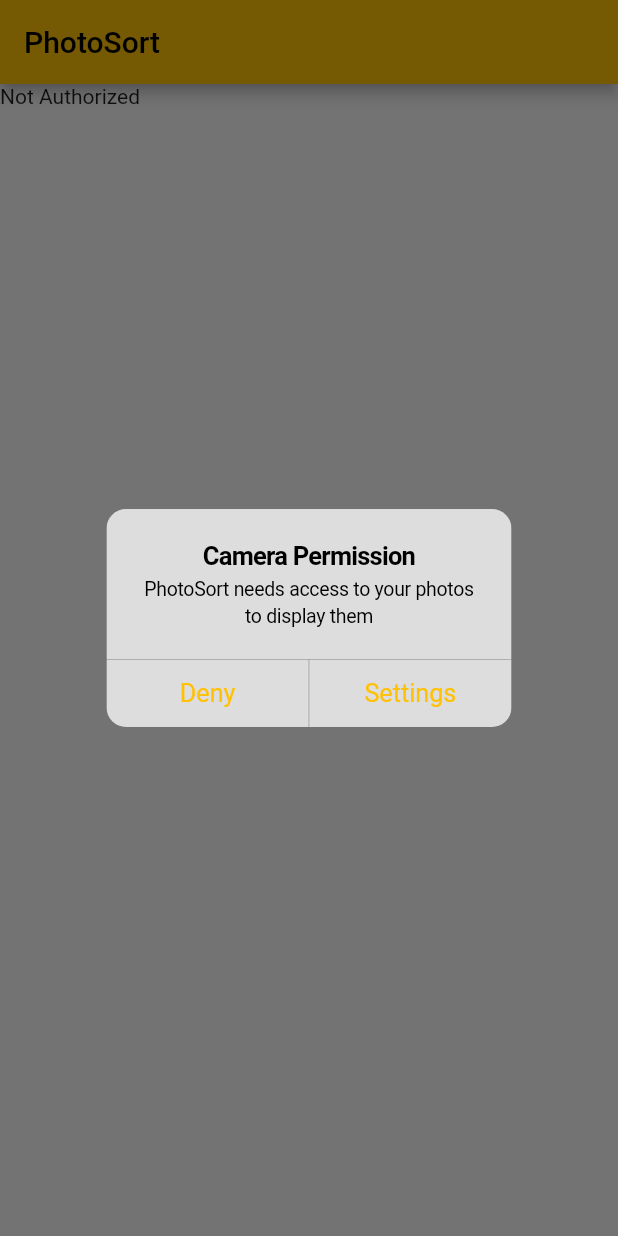
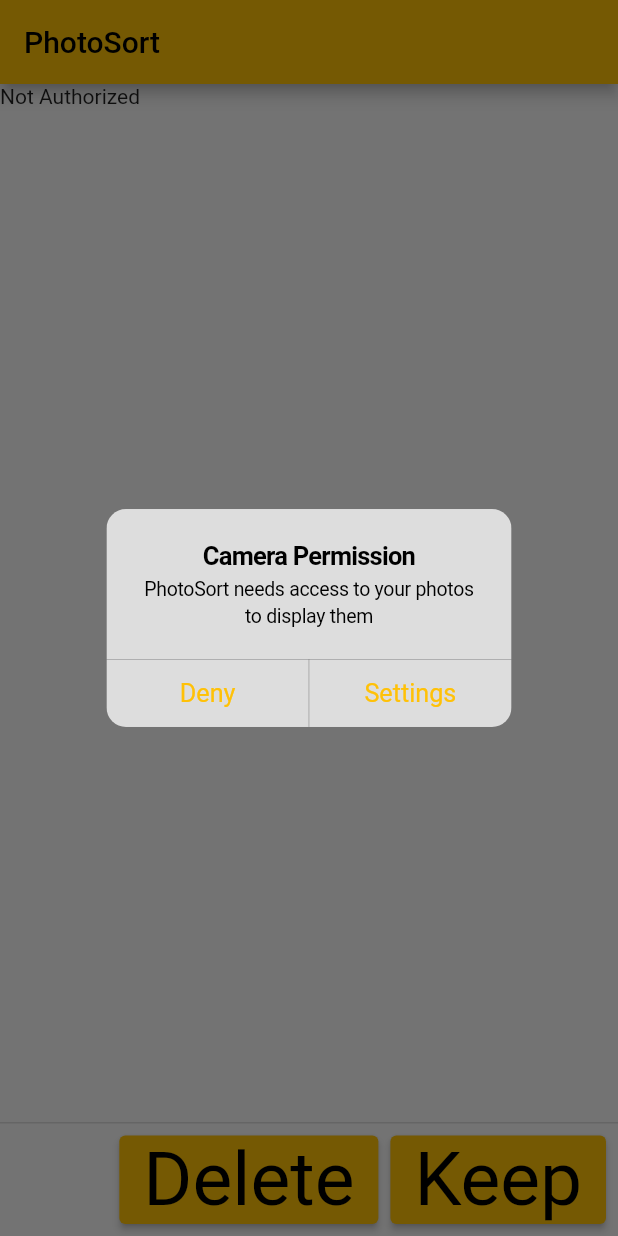
Before and after one commit to dustinstabinski/photosort, a Flutter app: the screen it shows after launch, on a phone screen of 412 x 824 dp. Run offline on Flutter 3.47's test engine with Material 2 defaults, Android fonts, the phone set to English and light mode, and no system bars; our stand-ins replace dio, image_gallery_saver, image_picker, permission_handler; missing offline and left inert: photo_manager.

Commit message:
added buttons

```diff
--- a/photosort/lib/main.dart
+++ b/photosort/lib/main.dart
@@ -1,3 +1,4 @@
+import './photo.dart';
 import 'dart:io';
 import 'package:dio/dio.dart';
 import 'package:flutter/material.dart';
@@ -19,99 +20,3 @@
         theme: ThemeData(primarySwatch: Colors.amber), home: Photo());
   }
 }
-
-class Photo extends StatefulWidget {
-  @override
-  PhotoState createState() => PhotoState();
-}
-
-class PhotoState extends State<Photo> {
-  int _index = 0;
-  int _test = 1;
-
-  @override
-  void initState() {
-    super.initState();
-    _index = 0;
-    _test = 1;
-  }
-
-  Widget build(BuildContext context) {
-    return Scaffold(
-        appBar: AppBar(title: Text("PhotoSort")),
-        body: FutureBuilder<bool>(
-          future: _requestPermission(Permission.photos),
-          builder: (context, snapshot) {
-            bool authorized = snapshot.data ?? false;
-            if (authorized) {
-              return _displayPhotoBuilder();
-            }
-            return Text("Not Authorized");
-          },
-        ));
-  }
-
-  FutureBuilder<Widget> _displayPhotoBuilder() {
-    return FutureBuilder<Widget>(
-        future: _displayPhoto(),
-        builder: (context, snapshot) {
-          return snapshot.data ?? Text("Loading");
-        });
-  }
-
-  Future<Widget> _displayPhoto() async {
-    List<AssetPathEntity> list = await PhotoManager.getAssetPathList();
-    // TODO: Verify that index 0 is Recents
-    List<AssetEntity> imageList = await list[0].assetList;
-    if (_index < imageList.length) {
-      AssetEntity image = imageList[_index];
-      File imageFile = (await image.file)!;
-      return GestureDetector(
-          onTap: () => setState(() {
-                _index++;
-              }),
-          child: Image.file(imageFile));
-    } else {
-      setState(() {
-        _index = 0;
-      });
-      return Text("No pictures found");
-    }
-  }
-
-  Future<bool> _requestPermission(Permission permission) async {
-    var result = await PhotoManager.requestPermissionExtend();
-    if (result == PermissionState.authorized) {
-      return true;
-    } else {
-      showDialog(
-          context: context,
-          builder: (BuildContext context) => CupertinoAlertDialog(
-                title: Text('Camera Permission'),
-                content: Text(
-                    'PhotoSort needs access to your photos to display them'),
-                actions: <Widget>[
-                  CupertinoDialogAction(
-                    child: Text('Deny'),
-                    onPressed: () => Navigator.of(context).pop(),
-                  ),
-                  CupertinoDialogAction(
-                    child: Text('Settings'),
-                    onPressed: () => openAppSettings(),
-                  ),
-                ],
-              ));
-      return false;
-    }
-    // if (await permission.isGranted) {
-    //   return true;
-    // } else {
-    //   var result = await permission.request();
-    //   if (result == PermissionStatus.granted) {
-    //     return true;
-    //   } else {
-    //
-    //   }
-    // }
-  }
-}
--- /dev/null
+++ b/photosort/lib/photo.dart
@@ -0,0 +1,121 @@
+import 'dart:io';
+import 'package:dio/dio.dart';
+import 'package:flutter/material.dart';
+import 'package:image_gallery_saver/image_gallery_saver.dart';
+import 'package:path_provider/path_provider.dart';
+import 'package:permission_handler/permission_handler.dart';
+import 'package:flutter/cupertino.dart';
+import 'package:photo_manager/photo_manager.dart';
+import 'package:image_picker/image_picker.dart';
+
+class Photo extends StatefulWidget {
+  @override
+  PhotoState createState() => PhotoState();
+}
+
+class PhotoState extends State<Photo> {
+  int _index = 0;
+  int _test = 1;
+
+  @override
+  void initState() {
+    super.initState();
+    _index = 0;
+    _test = 1;
+  }
+
+  Widget build(BuildContext context) {
+    return Scaffold(
+        appBar: AppBar(title: Text("PhotoSort")),
+        body: FutureBuilder<bool>(
+          future: _requestPermission(Permission.photos),
+          builder: (context, snapshot) {
+            bool authorized = snapshot.data ?? false;
+            if (authorized) {
+              return _displayPhotoBuilder();
+            }
+            return Text("Not Authorized");
+          },
+        ),
+        persistentFooterButtons: _displayButtons());
+  }
+
+  List<Widget> _displayButtons() {
+    final ButtonStyle style =
+        TextButton.styleFrom(textStyle: const TextStyle(fontSize: 50));
+    final keepButton = ElevatedButton(
+        onPressed: () => setState(() {
+              _index++;
+            }),
+        style: style,
+        child: const Text('Keep'));
+
+    final deleteButton = ElevatedButton(
+        onPressed: () => setState(() {
+              _index++;
+            }),
+        style: style,
+        child: const Text('Delete'));
+
+    List<Widget> l = [];
+
+    l.add(deleteButton);
+    l.add(keepButton);
+
+    return l;
+  }
+
+  FutureBuilder<Widget> _displayPhotoBuilder() {
+    return FutureBuilder<Widget>(
+        future: _displayPhoto(),
+        builder: (context, snapshot) {
+          return snapshot.data ?? Text("Loading");
+        });
+  }
+
+  Future<Widget> _displayPhoto() async {
+    List<AssetPathEntity> list = await PhotoManager.getAssetPathList();
+    // TODO: Verify that index 0 is Recents
+    List<AssetEntity> imageList = await list[0].assetList;
+    if (_index < imageList.length) {
+      AssetEntity image = imageList[_index];
+      File imageFile = (await image.file)!;
+      return GestureDetector(
+          onTap: () => setState(() {
+                _index++;
+              }),
+          child: Image.file(imageFile));
+    } else {
+      setState(() {
+        _index = 0;
+      });
+      return Text("No pictures found");
+    }
+  }
+
+  Future<bool> _requestPermission(Permission permission) async {
+    var result = await PhotoManager.requestPermissionExtend();
+    if (result == PermissionState.authorized) {
+      return true;
+    } else {
+      showDialog(
+          context: context,
+          builder: (BuildContext context) => CupertinoAlertDialog(
+                title: Text('Camera Permission'),
+                content: Text(
+                    'PhotoSort needs access to your photos to display them'),
+                actions: <Widget>[
+                  CupertinoDialogAction(
+                    child: Text('Deny'),
+                    onPressed: () => Navigator.of(context).pop(),
+                  ),
+                  CupertinoDialogAction(
+                    child: Text('Settings'),
+                    onPressed: () => openAppSettings(),
+                  ),
+                ],
+              ));
+      return false;
+    }
+  }
+}
```
